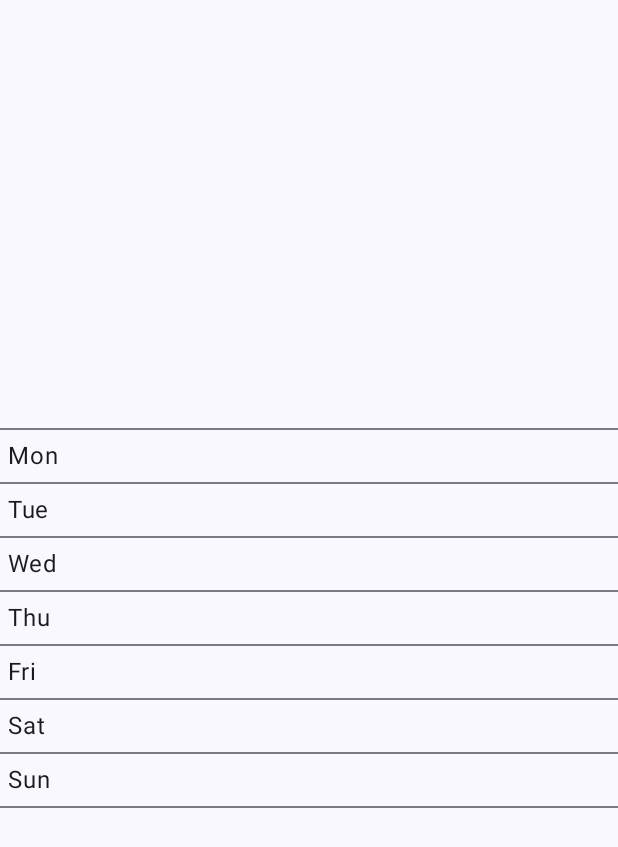
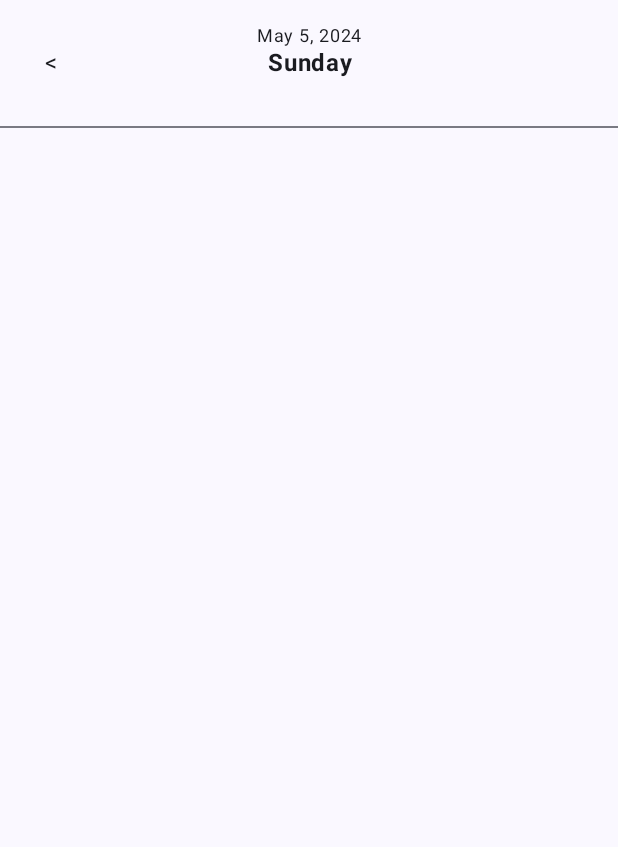
Before and after one commit to Yli-RajalaJuho/forecast-app, an Android app built with Jetpack Compose: the screen it shows after launch (MainActivity), on a phone screen of 412 x 824 dp. Shown: the top 847 px of the screen. Run offline under Robolectric (Android 15) with nearby library versions, the phone set to English and light mode, and no system bars.

Commit message:
add: pager view that displays the current week and the correct date for each day

```diff
--- /dev/null
+++ b/app/src/main/java/fi/tuni/weather_forecasting_app/models/WeatherDataModel.kt
@@ -0,0 +1,7 @@
+package fi.tuni.weather_forecasting_app.models
+
+data class WeatherData(val date: String, val hour: String, val temperature: String)
+
+data class WeatherDataList(
+    val data: List<WeatherData> = listOf()
+)
--- a/app/src/main/java/fi/tuni/weather_forecasting_app/models/WeekDayModel.kt
+++ b/app/src/main/java/fi/tuni/weather_forecasting_app/models/WeekDayModel.kt
@@ -1,15 +1,20 @@
 package fi.tuni.weather_forecasting_app.models
 
-data class Day(val id: Int, val finName: String, val engName: String)
+data class Day(
+    val id: Int,
+    val name: String,
+    val shortName: String,
+    var date: String,
+)
 
 data class WeekList(
-    val currentWeek: List<Day> = listOf(
-        Day(id = 0, finName = "Ma", engName = "Mon"),
-        Day(id = 1, finName = "Ti", engName = "Tue"),
-        Day(id = 2, finName = "Ke", engName = "Wed"),
-        Day(id = 3, finName = "To", engName = "Thu"),
-        Day(id = 4, finName = "Pe", engName = "Fri"),
-        Day(id = 5, finName = "La", engName = "Sat"),
-        Day(id = 6, finName = "Su", engName = "Sun")
+    val week: List<Day> = listOf(
+        Day(id = 0, name = "Monday", shortName = "Mon", date = ""),
+        Day(id = 1, name = "Tuesday", shortName = "Tue", date = ""),
+        Day(id = 2, name = "Wednesday", shortName = "Wed", date = ""),
+        Day(id = 3, name = "Thursday", shortName = "Thu", date = ""),
+        Day(id = 4, name = "Friday", shortName = "Fri", date = ""),
+        Day(id = 5, name = "Saturday", shortName = "Sat", date = ""),
+        Day(id = 6, name = "Sunday", shortName = "Sun", date = "")
     )
 )
--- a/app/src/main/java/fi/tuni/weather_forecasting_app/ui/components/screens/HomeScreen.kt
+++ b/app/src/main/java/fi/tuni/weather_forecasting_app/ui/components/screens/HomeScreen.kt
@@ -1,23 +1,16 @@
 package fi.tuni.weather_forecasting_app.ui.components.screens
 
-import androidx.compose.foundation.layout.Arrangement
 import androidx.compose.foundation.layout.Column
 import androidx.compose.foundation.layout.fillMaxSize
-import androidx.compose.material3.Divider
 import androidx.compose.runtime.Composable
-import androidx.compose.ui.Alignment
 import androidx.compose.ui.Modifier
 import androidx.navigation.NavController
-import fi.tuni.weather_forecasting_app.ui.components.ui_parts.WeekDayForecast
+import fi.tuni.weather_forecasting_app.ui.components.ui_parts.ForecastOfTheWeek
 
 @Composable
 fun HomeScreen(navController : NavController) {
 
-    Column(
-        modifier = Modifier.fillMaxSize(),
-        verticalArrangement = Arrangement.Center,
-    ) {
-        Divider()
-        WeekDayForecast()
+    Column(modifier = Modifier.fillMaxSize()) {
+        ForecastOfTheWeek(navController)
     }
 }
--- /dev/null
+++ b/app/src/main/java/fi/tuni/weather_forecasting_app/ui/components/ui_parts/ForecastOfTheWeek.kt
@@ -0,0 +1,114 @@
+package fi.tuni.weather_forecasting_app.ui.components.ui_parts
+
+import android.util.Log
+import androidx.compose.foundation.ExperimentalFoundationApi
+
+import androidx.compose.foundation.clickable
+import androidx.compose.foundation.layout.Arrangement
+import androidx.compose.foundation.layout.Box
+import androidx.compose.foundation.layout.Column
+import androidx.compose.foundation.layout.fillMaxSize
+import androidx.compose.foundation.layout.fillMaxWidth
+import androidx.compose.foundation.layout.padding
+import androidx.compose.foundation.pager.HorizontalPager
+import androidx.compose.foundation.pager.rememberPagerState
+import androidx.compose.material3.Divider
+import androidx.compose.material3.Text
+import androidx.compose.runtime.Composable
+import androidx.compose.ui.Alignment
+import androidx.compose.ui.Modifier
+import androidx.compose.ui.draw.alpha
+import androidx.compose.ui.text.font.FontWeight
+import androidx.compose.ui.text.style.TextAlign
+import androidx.compose.ui.unit.dp
+import androidx.compose.ui.unit.sp
+import androidx.lifecycle.viewmodel.compose.viewModel
+import androidx.navigation.NavController
+import fi.tuni.weather_forecasting_app.viewmodels.WeekDayViewModel
+import kotlin.math.pow
+
+@OptIn(ExperimentalFoundationApi::class)
+@Composable
+fun ForecastOfTheWeek(navController: NavController) {
+
+    // model for week days
+    val viewModel : WeekDayViewModel = viewModel()
+    val currentWeek = viewModel.currentWeek
+
+    // current days index for pager states initialization
+    val currentDayIndex: Int = viewModel.getCurrentDayIndex()
+
+    // current index of the carousel
+    val pagerState = rememberPagerState(initialPage = currentDayIndex) { currentWeek.size }
+
+    fun getOpacity(): Float {
+        var offset = pagerState.currentPageOffsetFraction
+        offset = if (offset < 0.0F) 1 - (offset * -2) else 1 - (offset * 2)
+
+        return offset.pow(5)
+    }
+
+    HorizontalPager(state = pagerState) { day ->
+        Column(
+            modifier = Modifier
+                .fillMaxSize(),
+            verticalArrangement = Arrangement.Top,
+            horizontalAlignment = Alignment.CenterHorizontally,
+        ) {
+
+            // header
+            Box(
+                modifier = Modifier
+                    .fillMaxWidth()
+                    .clickable(
+                        onClick = {
+
+                        }
+                    )
+            ) {
+                // date
+                Text(
+                    text = currentWeek[day].date,
+                    fontSize = 12.sp,
+                    modifier = Modifier.fillMaxWidth().padding(top = 12.dp),
+                    textAlign = TextAlign.Center,
+                )
+
+                // left arrow
+                if (day != 0) {
+                    Text(
+                        text = "<",
+                        modifier = Modifier
+                            .fillMaxWidth()
+                            .padding(30.dp)
+                            .alpha(getOpacity()),
+                        textAlign = TextAlign.Start,
+                    )
+                }
+
+                // right arrow
+                if (day != 6) {
+                    Text(
+                        text = ">",
+                        modifier = Modifier
+                            .fillMaxWidth()
+                            .padding(30.dp)
+                            .alpha(getOpacity()),
+                        textAlign = TextAlign.End,
+                    )
+                }
+
+                // name of the day
+                Text(
+                    modifier = Modifier
+                        .fillMaxWidth()
+                        .padding(30.dp),
+                    fontWeight = FontWeight.Bold,
+                    textAlign = TextAlign.Center,
+                    text = currentWeek[day].name
+                )
+            }
+            Divider()
+        }
+    }
+}
--- a/app/src/main/java/fi/tuni/weather_forecasting_app/ui/components/ui_parts/WeekDayForecast.kt
+++ /dev/null
@@ -1,32 +0,0 @@
-package fi.tuni.weather_forecasting_app.ui.components.ui_parts
-
-import androidx.compose.foundation.layout.Box
-import androidx.compose.foundation.layout.fillMaxWidth
-import androidx.compose.foundation.layout.padding
-import androidx.compose.foundation.lazy.LazyColumn
-import androidx.compose.material3.Divider
-import androidx.compose.material3.Text
-import androidx.compose.runtime.Composable
-import androidx.compose.ui.Modifier
-import androidx.compose.ui.unit.dp
-import androidx.lifecycle.viewmodel.compose.viewModel
-import fi.tuni.weather_forecasting_app.viewmodels.WeekDayViewModel
-
-@Composable
-fun WeekDayForecast() {
-
-    // model for week days
-    val viewModel : WeekDayViewModel = viewModel()
-    val week = viewModel.currentWeek
-
-    LazyColumn(
-        modifier = Modifier.fillMaxWidth()
-    ) {
-        items(week.size) {
-            Box(modifier = Modifier.fillMaxWidth().padding(5.dp)) {
-                Text(text = week[it].engName)
-            }
-            Divider()
-        }
-    }
-}
--- a/app/src/main/java/fi/tuni/weather_forecasting_app/viewmodels/WeekDayViewModel.kt
+++ b/app/src/main/java/fi/tuni/weather_forecasting_app/viewmodels/WeekDayViewModel.kt
@@ -1,22 +1,52 @@
 package fi.tuni.weather_forecasting_app.viewmodels
 
+import android.icu.util.Calendar
+import androidx.compose.runtime.MutableState
 import androidx.compose.runtime.mutableStateListOf
+import androidx.compose.runtime.mutableStateOf
 import androidx.compose.runtime.snapshots.SnapshotStateList
 import androidx.lifecycle.ViewModel
 import androidx.lifecycle.viewModelScope
 import fi.tuni.weather_forecasting_app.models.Day
 import fi.tuni.weather_forecasting_app.models.WeekList
 import kotlinx.coroutines.launch
+import java.text.DateFormat
+import java.text.SimpleDateFormat
+import java.util.Date
 
 class WeekDayViewModel: ViewModel() {
 
     private val _currentWeek: SnapshotStateList<Day> = mutableStateListOf<Day>()
-    // get current week
+    // get weekdays with dates
     val currentWeek: List<Day> get() = _currentWeek
+
+    // return the index for current day of the week
+    fun getCurrentDayIndex(): Int {
+        val week: List<String> = listOf(
+            "Sunday", "Monday", "Tuesday", "Wednesday", "Thursday", "Friday", "Saturday", "Sunday")
+        val todayIndex = Calendar.getInstance().get(Calendar.DAY_OF_WEEK)
+
+        _currentWeek.forEach() {
+            if(it.name == week[todayIndex - 1]) {
+                return it.id
+            }
+        }
+        return 0
+    }
 
     init {
         viewModelScope.launch {
-            val weekList = WeekList().currentWeek
+            val format: DateFormat = SimpleDateFormat.getDateInstance();
+            val calendar: Calendar = Calendar.getInstance();
+            calendar.firstDayOfWeek = Calendar.MONDAY;
+            calendar.set(Calendar.DAY_OF_WEEK, Calendar.MONDAY);
+
+            val weekList = WeekList().week
+
+            weekList.forEach() {
+                it.date = format.format(calendar.time)
+                calendar.add(Calendar.DAY_OF_MONTH, 1)
+            }
             _currentWeek.addAll(weekList)
         }
     }
```
